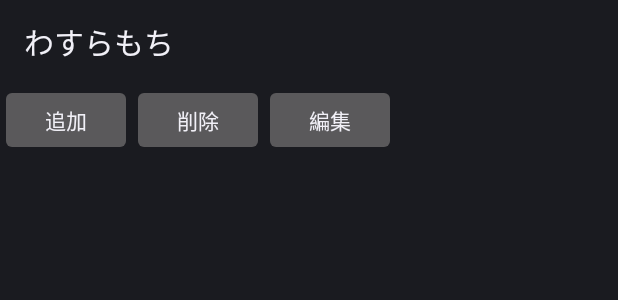
After one commit to angelescom08/wasuramoti-android, an Android app: the layout fuda_list.xml on its own in the app's theme, with its tools: preview values and no code run, on a phone screen of 412 x 824 dp. The commit adds this screen. Shown: the top 300 px of the screen. Run offline under Robolectric (Android 15) with nearby library versions, the phone set to English and light mode, and no system bars.

Commit message:
custom AlertDialog for adding/editing fudalist

```diff
--- /dev/null
+++ b/src/main/res/layout/fuda_list.xml
@@ -0,0 +1,31 @@
+<?xml version="1.0" encoding="utf-8"?>
+<LinearLayout xmlns:android="http://schemas.android.com/apk/res/android"
+              android:layout_width="fill_parent"
+              android:layout_height="fill_parent"
+              android:orientation="vertical" >
+     <LinearLayout
+              android:layout_width="fill_parent"
+              android:layout_height="fill_parent"
+              android:orientation="horizontal" >
+
+     <Button
+            android:layout_height="wrap_content"
+            android:layout_width="wrap_content"
+            android:text="@string/fudalist_add"
+            android:onClick="addFudaList" />
+     <Button
+            android:layout_height="wrap_content"
+            android:layout_width="wrap_content"
+            android:text="@string/fudalist_delete"
+            android:onClick="deleteFudaList" />
+     <Button
+            android:layout_height="wrap_content"
+            android:layout_width="wrap_content"
+            android:text="@string/fudalist_edit"
+            android:onClick="editFudaList" />
+    </LinearLayout>
+    <Spinner android:id="@+id/fudaset_list"
+            android:layout_height="50sp"
+            android:layout_width="200sp"
+             />
+</LinearLayout>
--- a/src/main/res/values/strings.xml
+++ b/src/main/res/values/strings.xml
@@ -26,4 +26,11 @@
 
   <string name="conf_read_auto_title">自動詠み上げ</string>
   <string name="conf_read_auto_summary">上の句と下の句の間で停止するかどうか</string>
+
+  <string name="fudalist_add">追加</string>
+  <string name="fudalist_delete">削除</string>
+  <string name="fudalist_edit">編集</string>
+
+  <string name="fudalistedit_title">名前</string>
+  <string name="fudalistedit_text">現代仮名遣いで決まり字まで，空白で区切る(例: あさじ こい おお)</string>
 </resources>
--- a/src/main/res/xml/fudaconf.xml
+++ b/src/main/res/xml/fudaconf.xml
@@ -5,7 +5,7 @@
     android:key="fudalist"
     android:title="@string/conf_fudalist_title"
     android:summary="@string/conf_fudalist_summary"
-    android:dialogLayout="@layout/fudalistlayout"
+    android:dialogLayout="@layout/fuda_list"
     />
   <ListPreference
     android:key="read_order"
```
Also changed, not shown: src/main/res/layout/fuda_list_edit.xml (added, +28 -0 lines), src/main/res/layout/fudalistlayout.xml (deleted, +0 -10 lines), src/main/res/layout/main.xml (renamed from src/main/res/layout/mainlayout.xml), src/main/res/menu/main.xml (renamed from src/main/res/menu/mainmenu.xml), 1 other file.
